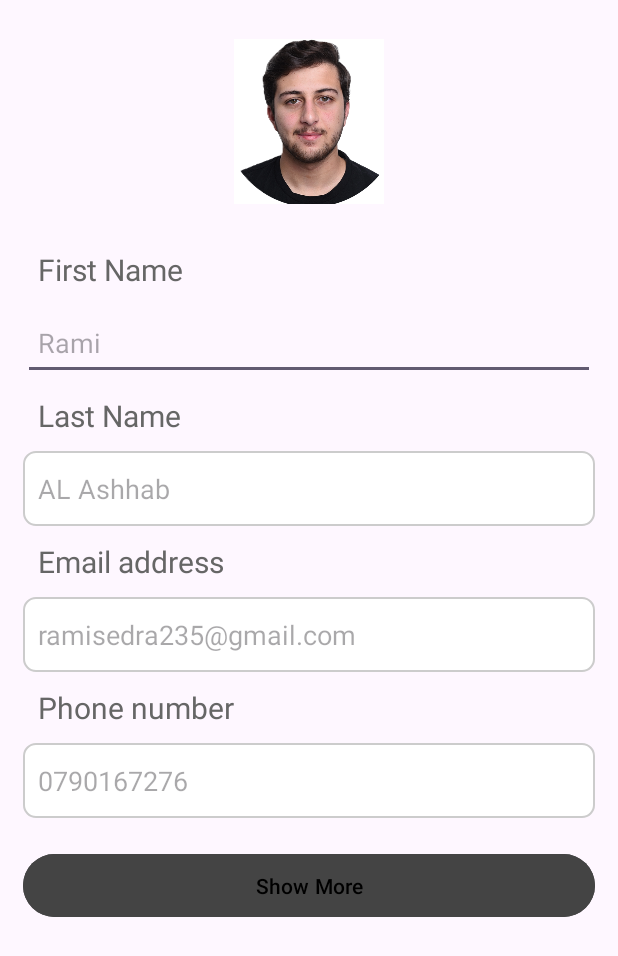
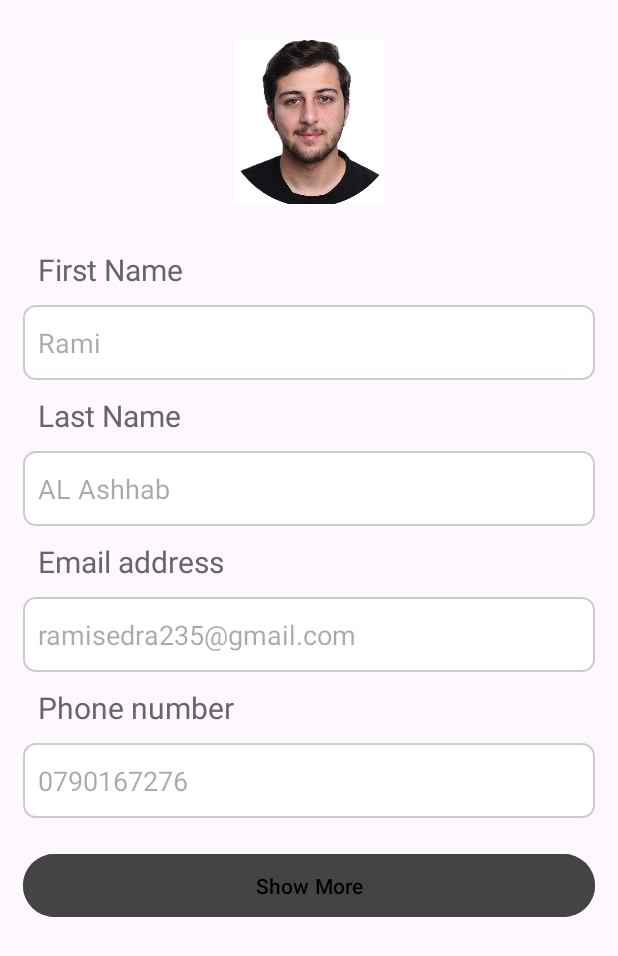
Before and after one commit to ramisedra23/fragment_project, an Android app: the screen it shows after launch (MainActivity), on a phone screen of 412 x 824 dp. Shown: the top 956 px of the screen. Run offline under Robolectric (Android 15) with nearby library versions, the phone set to English and light mode, and no system bars.

Commit message:
edited the first name edit text

```diff
--- a/app/src/main/res/layout/fragment_blank2.xml
+++ b/app/src/main/res/layout/fragment_blank2.xml
@@ -44,6 +44,7 @@
             android:id="@+id/first_name"
             android:layout_width="0dp"
             android:layout_height="50dp"
+            android:background="@drawable/input_background"
             android:hint="Rami"
             android:padding="10dp"
             app:layout_constraintStart_toStartOf="parent"
```
